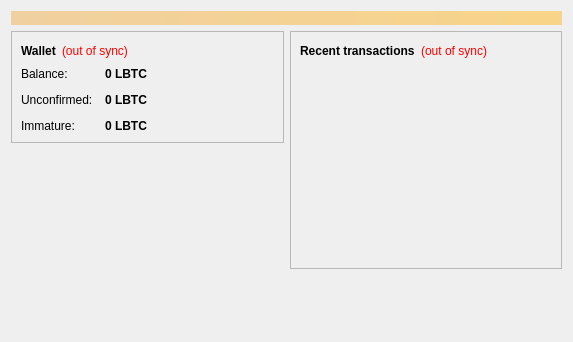
The window that src/qt/forms/overviewpage.ui (litebitcoins/litebitcoin) describes before a commit, drawn with Qt 5.
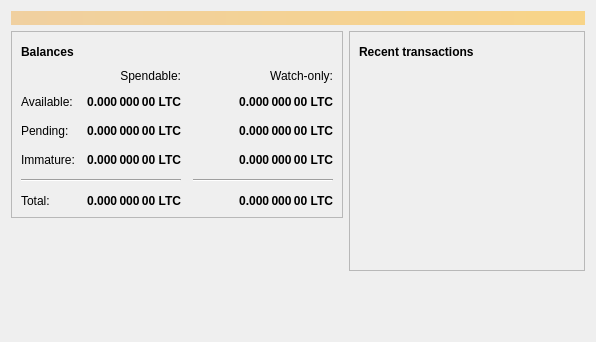
The same window after the commit. Icons and pictures are not drawn.

Patch:
```diff
--- a/src/qt/forms/overviewpage.ui
+++ b/src/qt/forms/overviewpage.ui
@@ -6,7 +6,7 @@
    <rect>
     <x>0</x>
     <y>0</y>
-    <width>573</width>
+    <width>596</width>
     <height>342</height>
    </rect>
   </property>
@@ -20,7 +20,7 @@
       <bool>false</bool>
      </property>
      <property name="styleSheet">
-      <string notr="true">background-color: qlineargradient(x1: 0, y1: 0, x2: 1, y2: 0, stop:0 #F0D0A0, stop:1 #F8D488); color:#000000;</string>
+      <string notr="true">QLabel { background-color: qlineargradient(x1: 0, y1: 0, x2: 1, y2: 0, stop:0 #F0D0A0, stop:1 #F8D488); color:#000000; }</string>
      </property>
      <property name="wordWrap">
       <bool>true</bool>
@@ -54,27 +54,194 @@
                </font>
               </property>
               <property name="text">
-               <string>Wallet</string>
+               <string>Balances</string>
               </property>
              </widget>
             </item>
             <item>
-             <widget class="QLabel" name="labelWalletStatus">
+             <widget class="QPushButton" name="labelWalletStatus">
+              <property name="enabled">
+               <bool>true</bool>
+              </property>
+              <property name="maximumSize">
+               <size>
+                <width>30</width>
+                <height>16777215</height>
+               </size>
+              </property>
               <property name="toolTip">
                <string>The displayed information may be out of date. Your wallet automatically synchronizes with the LiteBitcoin network after a connection is established, but this process has not completed yet.</string>
               </property>
-              <property name="styleSheet">
-               <string notr="true">QLabel { color: red; }</string>
+              <property name="text">
+               <string/>
               </property>
+              <property name="icon">
+               <iconset resource="../bitcoin.qrc">
+                <normaloff>:/icons/warning</normaloff>
+                <disabledoff>:/icons/warning</disabledoff>:/icons/warning</iconset>
+              </property>
+              <property name="iconSize">
+               <size>
+                <width>24</width>
+                <height>24</height>
+               </size>
+              </property>
+              <property name="flat">
+               <bool>true</bool>
+              </property>
+             </widget>
+            </item>
+            <item>
+             <spacer name="horizontalSpacer_3">
+              <property name="orientation">
+               <enum>Qt::Horizontal</enum>
+              </property>
+              <property name="sizeHint" stdset="0">
+               <size>
+                <width>40</width>
+                <height>20</height>
+               </size>
+              </property>
+             </spacer>
+            </item>
+           </layout>
+          </item>
+          <item>
+           <layout class="QGridLayout" name="gridLayout">
+            <property name="spacing">
+             <number>12</number>
+            </property>
+            <item row="2" column="2">
+             <widget class="QLabel" name="labelWatchPending">
+              <property name="font">
+               <font>
+                <weight>75</weight>
+                <bold>true</bold>
+               </font>
+              </property>
+              <property name="cursor">
+               <cursorShape>IBeamCursor</cursorShape>
+              </property>
+              <property name="toolTip">
+               <string>Unconfirmed transactions to watch-only addresses</string>
+              </property>
               <property name="text">
-               <string notr="true">(out of sync)</string>
+               <string notr="true">0.000 000 00 LTC</string>
               </property>
               <property name="alignment">
-               <set>Qt::AlignLeading|Qt::AlignLeft|Qt::AlignVCenter</set>
+               <set>Qt::AlignRight|Qt::AlignTrailing|Qt::AlignVCenter</set>
               </property>
              </widget>
             </item>
-            <item>
+            <item row="2" column="1">
+             <widget class="QLabel" name="labelUnconfirmed">
+              <property name="font">
+               <font>
+                <weight>75</weight>
+                <bold>true</bold>
+               </font>
+              </property>
+              <property name="cursor">
+               <cursorShape>IBeamCursor</cursorShape>
+              </property>
+              <property name="toolTip">
+               <string>Total of transactions that have yet to be confirmed, and do not yet count toward the spendable balance</string>
+              </property>
+              <property name="text">
+               <string notr="true">0.000 000 00 LTC</string>
+              </property>
+              <property name="alignment">
+               <set>Qt::AlignRight|Qt::AlignTrailing|Qt::AlignVCenter</set>
+              </property>
+              <property name="textInteractionFlags">
+               <set>Qt::LinksAccessibleByMouse|Qt::TextSelectableByKeyboard|Qt::TextSelectableByMouse</set>
+              </property>
+             </widget>
+            </item>
+            <item row="3" column="2">
+             <widget class="QLabel" name="labelWatchImmature">
+              <property name="font">
+               <font>
+                <weight>75</weight>
+                <bold>true</bold>
+               </font>
+              </property>
+              <property name="cursor">
+               <cursorShape>IBeamCursor</cursorShape>
+              </property>
+              <property name="toolTip">
+               <string>Mined balance in watch-only addresses that has not yet matured</string>
+              </property>
+              <property name="text">
+               <string notr="true">0.000 000 00 LTC</string>
+              </property>
+              <property name="alignment">
+               <set>Qt::AlignRight|Qt::AlignTrailing|Qt::AlignVCenter</set>
+              </property>
+              <property name="textInteractionFlags">
+               <set>Qt::LinksAccessibleByMouse|Qt::TextSelectableByKeyboard|Qt::TextSelectableByMouse</set>
+              </property>
+             </widget>
+            </item>
+            <item row="4" column="0" colspan="2">
+             <widget class="Line" name="line">
+              <property name="orientation">
+               <enum>Qt::Horizontal</enum>
+              </property>
+             </widget>
+            </item>
+            <item row="4" column="2">
+             <widget class="Line" name="lineWatchBalance">
+              <property name="sizePolicy">
+               <sizepolicy hsizetype="Preferred" vsizetype="Fixed">
+                <horstretch>0</horstretch>
+                <verstretch>0</verstretch>
+               </sizepolicy>
+              </property>
+              <property name="minimumSize">
+               <size>
+                <width>140</width>
+                <height>0</height>
+               </size>
+              </property>
+              <property name="orientation">
+               <enum>Qt::Horizontal</enum>
+              </property>
+             </widget>
+            </item>
+            <item row="5" column="0">
+             <widget class="QLabel" name="labelTotalText">
+              <property name="text">
+               <string>Total:</string>
+              </property>
+             </widget>
+            </item>
+            <item row="3" column="1">
+             <widget class="QLabel" name="labelImmature">
+              <property name="font">
+               <font>
+                <weight>75</weight>
+                <bold>true</bold>
+               </font>
+              </property>
+              <property name="cursor">
+               <cursorShape>IBeamCursor</cursorShape>
+              </property>
+              <property name="toolTip">
+               <string>Mined balance that has not yet matured</string>
+              </property>
+              <property name="text">
+               <string notr="true">0.000 000 00 LTC</string>
+              </property>
+              <property name="alignment">
+               <set>Qt::AlignRight|Qt::AlignTrailing|Qt::AlignVCenter</set>
+              </property>
+              <property name="textInteractionFlags">
+               <set>Qt::LinksAccessibleByMouse|Qt::TextSelectableByKeyboard|Qt::TextSelectableByMouse</set>
+              </property>
+             </widget>
+            </item>
+            <item row="2" column="3">
              <spacer name="horizontalSpacer_2">
               <property name="orientation">
                <enum>Qt::Horizontal</enum>
@@ -87,28 +254,15 @@
               </property>
              </spacer>
             </item>
-           </layout>
-          </item>
-          <item>
-           <layout class="QFormLayout" name="formLayout_2">
-            <property name="fieldGrowthPolicy">
-             <enum>QFormLayout::AllNonFixedFieldsGrow</enum>
-            </property>
-            <property name="horizontalSpacing">
-             <number>12</number>
-            </property>
-            <property name="verticalSpacing">
-             <number>12</number>
-            </property>
-            <item row="0" column="0">
-             <widget class="QLabel" name="label">
+            <item row="3" column="0">
+             <widget class="QLabel" name="labelImmatureText">
               <property name="text">
-               <string>Balance:</string>
+               <string>Immature:</string>
               </property>
              </widget>
             </item>
-            <item row="0" column="1">
-             <widget class="QLabel" name="labelBalance">
+            <item row="5" column="1">
+             <widget class="QLabel" name="labelTotal">
               <property name="font">
                <font>
                 <weight>75</weight>
@@ -122,22 +276,60 @@
                <string>Your current balance</string>
               </property>
               <property name="text">
-               <string notr="true">0 LBTC</string>
+               <string notr="true">0.000 000 00 LTC</string>
               </property>
+              <property name="alignment">
+               <set>Qt::AlignRight|Qt::AlignTrailing|Qt::AlignVCenter</set>
+              </property>
               <property name="textInteractionFlags">
                <set>Qt::LinksAccessibleByMouse|Qt::TextSelectableByKeyboard|Qt::TextSelectableByMouse</set>
               </property>
              </widget>
             </item>
+            <item row="5" column="2">
+             <widget class="QLabel" name="labelWatchTotal">
+              <property name="font">
+               <font>
+                <weight>75</weight>
+                <bold>true</bold>
+               </font>
+              </property>
+              <property name="cursor">
+               <cursorShape>IBeamCursor</cursorShape>
+              </property>
+              <property name="toolTip">
+               <string>Current total balance in watch-only addresses</string>
+              </property>
+              <property name="text">
+               <string notr="true">0.000 000 00 LTC</string>
+              </property>
+              <property name="alignment">
+               <set>Qt::AlignRight|Qt::AlignTrailing|Qt::AlignVCenter</set>
+              </property>
+              <property name="textInteractionFlags">
+               <set>Qt::LinksAccessibleByMouse|Qt::TextSelectableByKeyboard|Qt::TextSelectableByMouse</set>
+              </property>
+             </widget>
+            </item>
+            <item row="0" column="2">
+             <widget class="QLabel" name="labelWatchonly">
+              <property name="text">
+               <string>Watch-only:</string>
+              </property>
+              <property name="alignment">
+               <set>Qt::AlignRight|Qt::AlignTrailing|Qt::AlignVCenter</set>
+              </property>
+             </widget>
+            </item>
             <item row="1" column="0">
-             <widget class="QLabel" name="label_3">
+             <widget class="QLabel" name="labelBalanceText">
               <property name="text">
-               <string>Unconfirmed:</string>
+               <string>Available:</string>
               </property>
              </widget>
             </item>
             <item row="1" column="1">
-             <widget class="QLabel" name="labelUnconfirmed">
+             <widget class="QLabel" name="labelBalance">
               <property name="font">
                <font>
                 <weight>75</weight>
@@ -151,7 +343,35 @@
                <string>Total of transactions that have yet to be confirmed, and do not yet count toward the current balance</string>
               </property>
               <property name="text">
-               <string notr="true">0 LBTC</string>
+               <string notr="true">0.000 000 00 LTC</string>
+              </property>
+              <property name="alignment">
+               <set>Qt::AlignRight|Qt::AlignTrailing|Qt::AlignVCenter</set>
+              </property>
+              <property name="textInteractionFlags">
+               <set>Qt::LinksAccessibleByMouse|Qt::TextSelectableByKeyboard|Qt::TextSelectableByMouse</set>
+              </property>
+             </widget>
+            </item>
+            <item row="1" column="2">
+             <widget class="QLabel" name="labelWatchAvailable">
+              <property name="font">
+               <font>
+                <weight>75</weight>
+                <bold>true</bold>
+               </font>
+              </property>
+              <property name="cursor">
+               <cursorShape>IBeamCursor</cursorShape>
+              </property>
+              <property name="toolTip">
+               <string>Your current balance in watch-only addresses</string>
+              </property>
+              <property name="text">
+               <string notr="true">0.000 000 00 LTC</string>
+              </property>
+              <property name="alignment">
+               <set>Qt::AlignRight|Qt::AlignTrailing|Qt::AlignVCenter</set>
               </property>
               <property name="textInteractionFlags">
                <set>Qt::LinksAccessibleByMouse|Qt::TextSelectableByKeyboard|Qt::TextSelectableByMouse</set>
@@ -159,28 +379,19 @@
              </widget>
             </item>
             <item row="2" column="0">
-             <widget class="QLabel" name="labelImmatureText">
+             <widget class="QLabel" name="labelPendingText">
               <property name="text">
-               <string>Immature:</string>
+               <string>Pending:</string>
               </property>
              </widget>
             </item>
-            <item row="2" column="1">
-             <widget class="QLabel" name="labelImmature">
-              <property name="font">
-               <font>
-                <weight>75</weight>
-                <bold>true</bold>
-               </font>
-              </property>
-              <property name="toolTip">
-               <string>Mined balance that has not yet matured</string>
-              </property>
+            <item row="0" column="1">
+             <widget class="QLabel" name="labelSpendable">
               <property name="text">
-               <string notr="true">0 LBTC</string>
+               <string>Spendable:</string>
               </property>
-              <property name="textInteractionFlags">
-               <set>Qt::LinksAccessibleByMouse|Qt::TextSelectableByKeyboard|Qt::TextSelectableByMouse</set>
+              <property name="alignment">
+               <set>Qt::AlignRight|Qt::AlignTrailing|Qt::AlignVCenter</set>
               </property>
              </widget>
             </item>
@@ -219,24 +430,47 @@
            <layout class="QHBoxLayout" name="horizontalLayout_2">
             <item>
              <widget class="QLabel" name="label_4">
+              <property name="font">
+               <font>
+                <weight>75</weight>
+                <bold>true</bold>
+               </font>
+              </property>
               <property name="text">
-               <string>&lt;b&gt;Recent transactions&lt;/b&gt;</string>
+               <string>Recent transactions</string>
               </property>
              </widget>
             </item>
             <item>
-             <widget class="QLabel" name="labelTransactionsStatus">
+             <widget class="QPushButton" name="labelTransactionsStatus">
+              <property name="enabled">
+               <bool>true</bool>
+              </property>
+              <property name="maximumSize">
+               <size>
+                <width>30</width>
+                <height>16777215</height>
+               </size>
+              </property>
               <property name="toolTip">
-               <string>The displayed information may be out of date. Your wallet automatically synchronizes with the LiteBitcoin network after a connection is established, but this process has not completed yet.</string>
-              </property>
-              <property name="styleSheet">
-               <string notr="true">QLabel { color: red; }</string>
+               <string>The displayed information may be out of date. Your wallet automatically synchronizes with the Litecoin network after a connection is established, but this process has not completed yet.</string>
               </property>
               <property name="text">
-               <string notr="true">(out of sync)</string>
+               <string/>
               </property>
-              <property name="alignment">
-               <set>Qt::AlignRight|Qt::AlignTrailing|Qt::AlignVCenter</set>
+              <property name="icon">
+               <iconset resource="../bitcoin.qrc">
+                <normaloff>:/icons/warning</normaloff>
+                <disabledoff>:/icons/warning</disabledoff>:/icons/warning</iconset>
+              </property>
+              <property name="iconSize">
+               <size>
+                <width>24</width>
+                <height>24</height>
+               </size>
+              </property>
+              <property name="flat">
+               <bool>true</bool>
               </property>
              </widget>
             </item>
```
Left out of the diff: 12 changed lines with no effect on the pictures.
